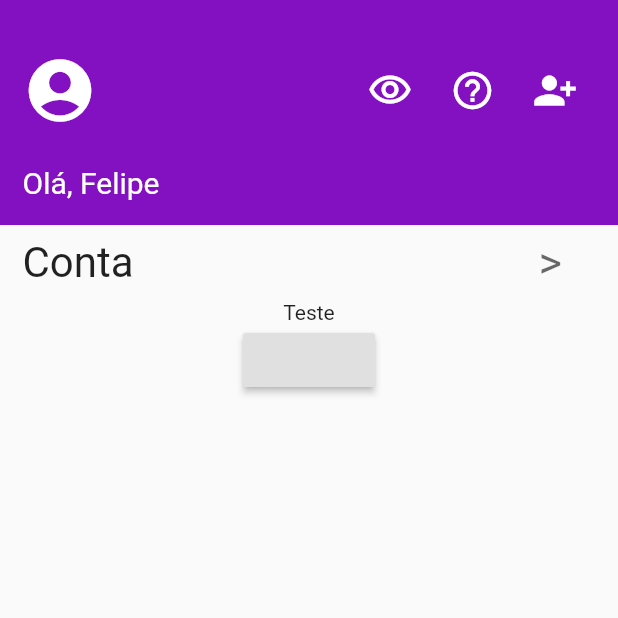
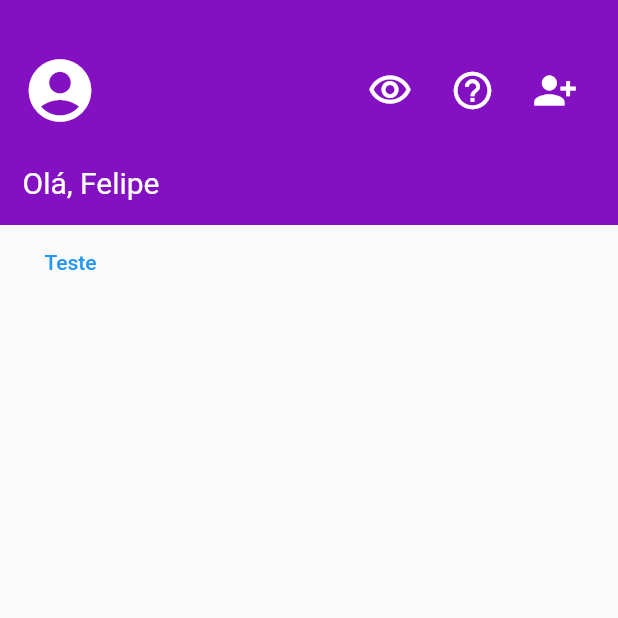
Before and after one commit to Pires1945/meu_app, a Flutter app: the screen it shows after launch, on a phone screen of 412 x 824 dp, the top half of it. Run offline on Flutter 3.47's test engine with Material 2 defaults, Android fonts, the phone set to English and light mode, and no system bars; missing offline and left inert: dart:ffi.

Commit message:
Criado o botão conta na posição correta

```diff
--- a/lib/main.dart
+++ b/lib/main.dart
@@ -1,4 +1,6 @@
 //255, 132, 17, 193
+
+import 'dart:ffi';
 
 import 'package:flutter/material.dart';
 import 'package:flutter/rendering.dart';
@@ -18,7 +20,6 @@ class App extends StatelessWidget {
         children: [
           header(),
           corpo(),
-          botao(),
         ],
       )),
     ));
@@ -98,19 +99,7 @@ Widget corpo() {
         Row(
           children: [
             Padding(padding: const EdgeInsets.only(left: 15, top: 50)),
-            Text(
-              'Conta',
-              style: TextStyle(fontSize: 28),
-            ),
-            Padding(
-                padding: const EdgeInsets.only(
-                  left: 270,
-                ),
-                child: Text(
-                  '>',
-                  style: TextStyle(
-                      fontSize: 30, color: Color.fromARGB(150, 0, 0, 0)),
-                )),
+            Button(),
           ],
         ),
       ],
@@ -136,8 +125,11 @@ class ButtonState extends State<Button> {
   Widget build(BuildContext context) {
     return Column(
       children: [
-        Text(texto),
-        RaisedButton(onPressed: action),
+        TextButton(
+          style: TextButton.styleFrom(),
+          child: Text(texto),
+          onPressed: action,
+        )
       ],
     );
   }
```
